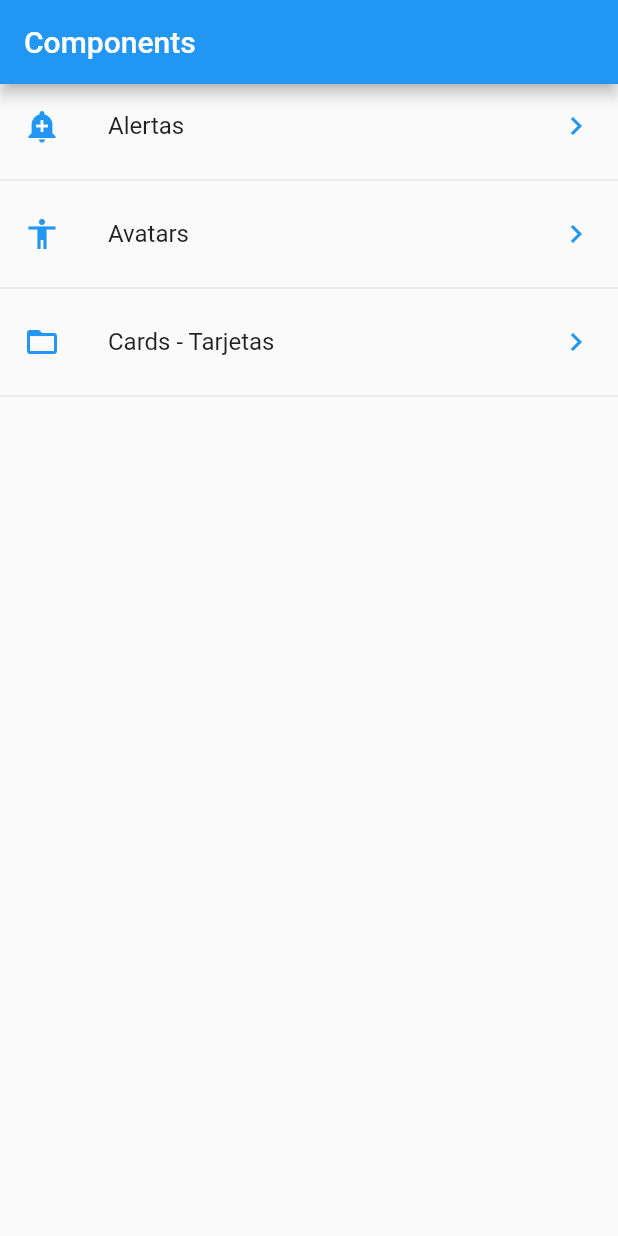
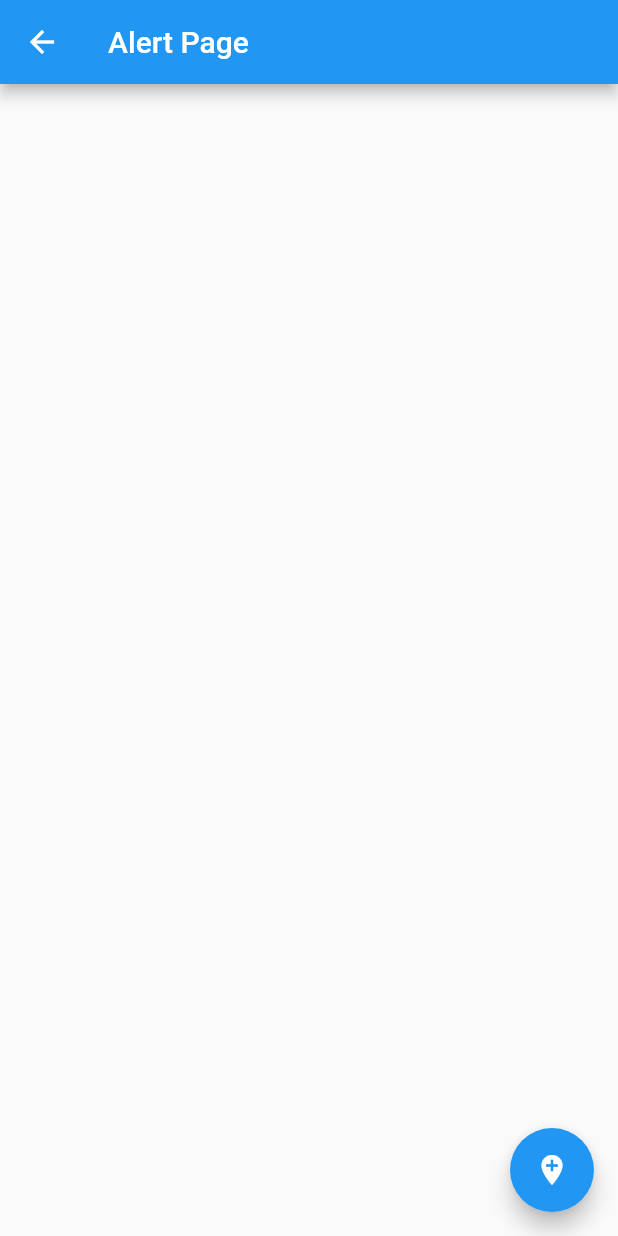
Before and after one commit to NicolasFischetti/flutter-components, a Flutter app: the screen it shows after launch, after a tap on "Cards - Tarjetas", on a phone screen of 412 x 824 dp. Run offline on Flutter 3.47's test engine with Material 2 defaults, Android fonts, the phone set to English and light mode, and no system bars.

Commit message:
Add navigation routes

```diff
--- a/flutter_component/lib/main.dart
+++ b/flutter_component/lib/main.dart
@@ -1,6 +1,7 @@
 import 'package:flutter/material.dart';
 
-import 'package:flutter_component/src/pages/home_page.dart';
+import 'package:flutter_component/src/pages/alert_page.dart';
+import 'package:flutter_component/src/routes/routes.dart';
 
 void main() => runApp(MyApp());
 
@@ -11,7 +12,14 @@ class MyApp extends StatelessWidget {
       title: 'Componentes App',
       debugShowCheckedModeBanner: false,
      // home: HomePageTem()
-     home: HomePage()
+     // home: HomePage()
+     initialRoute: '/',
+     routes: getApplicationRoutes(),
+      onGenerateRoute: (RouteSettings setttings) {
+        return MaterialPageRoute(
+          builder: (BuildContext contex) => AlertPage()
+        );
+      },
     );
   }
 }
--- /dev/null
+++ b/flutter_component/lib/src/pages/alert_page.dart
@@ -0,0 +1,18 @@
+import 'package:flutter/material.dart';
+
+class AlertPage extends StatelessWidget {
+  @override
+  Widget build(BuildContext context) {
+    return Scaffold(
+      appBar: AppBar(
+        title: Text("Alert Page"),
+      ),
+      floatingActionButton: FloatingActionButton(
+        child: Icon(Icons.add_location),
+        onPressed: () {
+          Navigator.pop(context);
+        },
+      ),
+    );
+  }
+}
--- /dev/null
+++ b/flutter_component/lib/src/pages/avatar_page.dart
@@ -0,0 +1,12 @@
+import 'package:flutter/material.dart';
+
+class AvatarPage extends StatelessWidget {
+  @override
+  Widget build(BuildContext context) {
+    return Scaffold(
+      appBar: AppBar(
+        title: Text("Avatar Page"),
+      ),
+    );
+  }
+}
--- a/flutter_component/lib/src/pages/home_page.dart
+++ b/flutter_component/lib/src/pages/home_page.dart
@@ -24,13 +24,13 @@ class HomePage extends StatelessWidget {
     initialData: [],
     builder: ( context, AsyncSnapshot<List<dynamic>> snapshot) {
           return ListView(
-        children: _listaItems(snapshot.data),
+        children: _listaItems(snapshot.data, context),
         );
       },
     );
   }
 
-  List<Widget> _listaItems(List<dynamic> data) {
+  List<Widget> _listaItems(List<dynamic> data, BuildContext context) {
     final List<Widget> opciones = [];
 
     data.forEach((opt) {
@@ -39,7 +39,13 @@ class HomePage extends StatelessWidget {
         leading: getIcon(opt['icon']),
         trailing: Icon(Icons.keyboard_arrow_right, color: Colors.blue),
         onTap: () {
+        /*
+          final route = MaterialPageRoute(
+            builder: (context) => AlertPage()
+          );
 
+          Navigator.push(context, route); */
+          Navigator.pushNamed(context, opt['ruta']);
         }
       );
 
--- a/flutter_component/lib/src/pages/home_temp.dart
+++ b/flutter_component/lib/src/pages/home_temp.dart
@@ -16,6 +16,7 @@ class HomePageTem extends StatelessWidget {
     );
   }
 
+/*
   List<Widget> _crearItems() {
 
     List<Widget> lista = new List<Widget>();
@@ -30,7 +31,7 @@ class HomePageTem extends StatelessWidget {
     }
 
     return lista;
-  }
+  } */
 
   List<Widget> _crearItemsCorta() {
     return opciones.map((item) {
--- /dev/null
+++ b/flutter_component/lib/src/routes/routes.dart
@@ -0,0 +1,14 @@
+import 'package:flutter/material.dart';
+
+import 'package:flutter_component/src/pages/alert_page.dart';
+import 'package:flutter_component/src/pages/avatar_page.dart';
+import 'package:flutter_component/src/pages/home_page.dart';
+
+Map<String, WidgetBuilder> getApplicationRoutes() {
+
+  return <String, WidgetBuilder> {
+    '/' : (BuildContext context) => HomePage(),
+    'alert' : (BuildContext context) => AlertPage(),
+    'avatar' : (BuildContext context) => AvatarPage(),
+  };
+}
```
